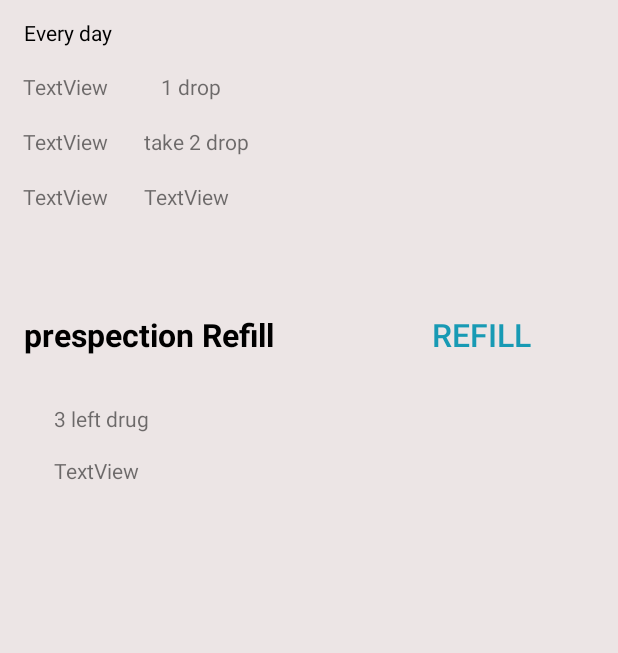
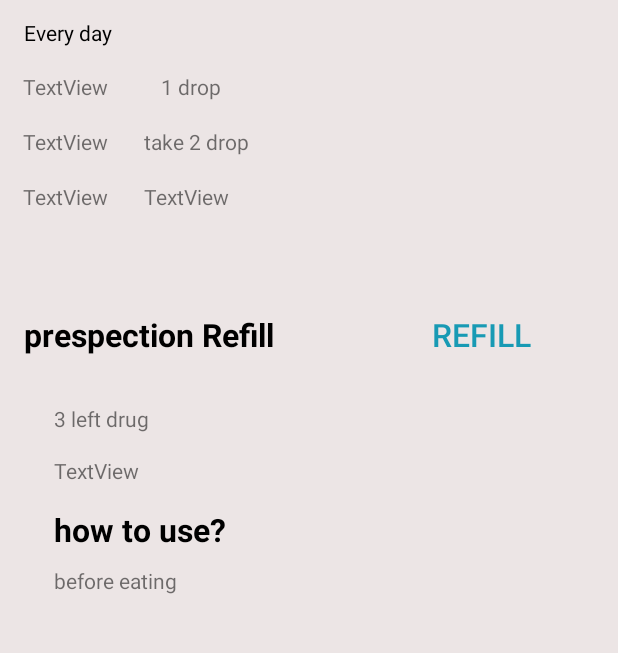
Before and after one commit to AzizaHelmy/MedicReminder, an Android app: the displayMedicineFragment screen opened through its navigation route, on a phone screen of 412 x 824 dp, the part 428-1081 px from its top. Run offline under Robolectric (Android 15) with nearby library versions, the phone set to English and light mode, and no system bars; our stand-ins replace Firebase (no records; nobody signed in at launch, a user with empty details on screens opened directly), navigation-ui; libraries missing offline, so code that uses them is left out: devs.mulham.horizontalcalendar; 2 statements that could not run were skipped.

```diff
--- a/app/src/main/java/com/example/medicationreminder/MainActivity.java
+++ b/app/src/main/java/com/example/medicationreminder/MainActivity.java
@@ -43,23 +43,18 @@ public class MainActivity extends AppCompatActivity {
         badgeDrawable.setVisible(true);
         badgeDrawable.setNumber(AddHealthTakerFragment.REQUEST_COUNTER);
 
-
-        @SuppressLint("IdleBatteryChargingConstraints")
-        Constraints constraints = new Constraints.Builder()
-                //.setRequiresDeviceIdle(true)
-                .setRequiresCharging(true)
-                .build();
-        PeriodicWorkRequest refillReminderRequest =
-                null;
-        //if (android.os.Build.VERSION.SDK_INT >= android.os.Build.VERSION_CODES.O) {
-        refillReminderRequest = new PeriodicWorkRequest
-                .Builder(RefillReminderWorker.class, 5, TimeUnit.MINUTES)
-                .setConstraints(constraints)
-                // .setInitialDelay(diff,TimeUnit.MILLISECONDS )
-                .build();
-        // }
-        WorkManager.getInstance(getBaseContext()).enqueue(refillReminderRequest);
-//////////////////////////////////////////////
+//==============================================
+//        @SuppressLint("IdleBatteryChargingConstraints")
+//        Constraints constraints = new Constraints.Builder()
+//                .setRequiresCharging(true)
+//                .build();
+//        PeriodicWorkRequest refillReminderRequest = new PeriodicWorkRequest
+//                .Builder(RefillReminderWorker.class, 1, TimeUnit.DAYS)
+//                .setConstraints(constraints)
+//                // .setInitialDelay(diff,TimeUnit.MILLISECONDS )
+//                .build();
+//        WorkManager.getInstance(getBaseContext()).enqueue(refillReminderRequest);
+//==========================================================
         navHostFragment = (NavHostFragment) getSupportFragmentManager().findFragmentById(R.id.nav_host_fragment);
         navController = navHostFragment.getNavController();
         bottomNavigationView = findViewById(R.id.bottom_nav_view);
@@ -74,7 +69,7 @@ public class MainActivity extends AppCompatActivity {
                 }
             }
         });
-/////////////////////////////////////
+///========================================================
         drawerLayout=findViewById(R.id.drawerLayout);
         Toolbar toolbar=findViewById(R.id.toolbar);
 
--- a/app/src/main/java/com/example/medicationreminder/RefillReminderWorker.java
+++ b/app/src/main/java/com/example/medicationreminder/RefillReminderWorker.java
@@ -16,7 +16,6 @@ import androidx.work.Worker;
 import androidx.work.WorkerParameters;
 
 import java.util.Objects;
-
 public class RefillReminderWorker extends Worker {
 
     private static final String CHANNEL_ID = "MEDIC_CHANNEL";
--- a/app/src/main/java/com/example/medicationreminder/healthTakers/patientMedics/PatientMedicsListFragment.java
+++ b/app/src/main/java/com/example/medicationreminder/healthTakers/patientMedics/PatientMedicsListFragment.java
@@ -96,7 +96,7 @@ public class PatientMedicsListFragment extends Fragment implements MedicsOnClick
     }
 
     @Override
-    public void ItemOnClick(Medication medic) {
+    public void ItemOnClick(Medication medic,int position) {
 
     }
 
--- a/app/src/main/java/com/example/medicationreminder/medications/view/MedicsOnClick.java
+++ b/app/src/main/java/com/example/medicationreminder/medications/view/MedicsOnClick.java
@@ -3,7 +3,7 @@ import android.widget.ImageView;
 import com.example.medicationreminder.model.Medication;
 
 public interface MedicsOnClick {
-    public void ItemOnClick(Medication medic);
+    public void ItemOnClick(Medication medic,int position);
     public  void alarmOnClick(Medication medic, ImageView view);
 
 }
--- a/app/src/main/res/layout/fragment_display_medicine.xml
+++ b/app/src/main/res/layout/fragment_display_medicine.xml
@@ -269,6 +269,25 @@
             app:layout_constraintTop_toBottomOf="@+id/drug_amount"
             app:layout_constraintStart_toStartOf="@id/drug_amount"
             tools:layout_editor_absoluteY="399dp" />
+<TextView
+    android:layout_width="wrap_content"
+    android:layout_marginTop="15dp"
+    android:id="@+id/use"
+    android:textStyle="bold"
+    app:layout_constraintStart_toStartOf="@id/leftdrug"
+    app:layout_constraintTop_toBottomOf="@id/leftdrug"
+    android:layout_height="wrap_content"
+    android:textSize="21sp"
+    android:textColor="@color/black"
+    android:text="how to use?"/>
+        <TextView
+            android:layout_width="wrap_content"
+            android:layout_height="wrap_content"
+            android:text="before eating"
+            android:id="@+id/instructions"
+            android:layout_marginTop="10dp"
+            app:layout_constraintStart_toStartOf="@id/use"
+            app:layout_constraintTop_toBottomOf="@+id/use"/>
 
     </androidx.constraintlayout.widget.ConstraintLayout>
 </LinearLayout>
```
Also changed, not shown: app/src/main/java/com/example/medicationreminder/db/ConcereteLocalSource.java (+8 -1 lines), app/src/main/java/com/example/medicationreminder/displayMedics/view/displayMedicineFragment.java (+15 -8 lines), app/src/main/java/com/example/medicationreminder/medications/view/MedicationsFragment.java (+35 -11 lines), app/src/main/java/com/example/medicationreminder/medications/view/adapter/MedicsAdapter.java (+38 -10 lines), app/src/main/java/com/example/medicationreminder/model/Repository.java (+9 -15 lines).
